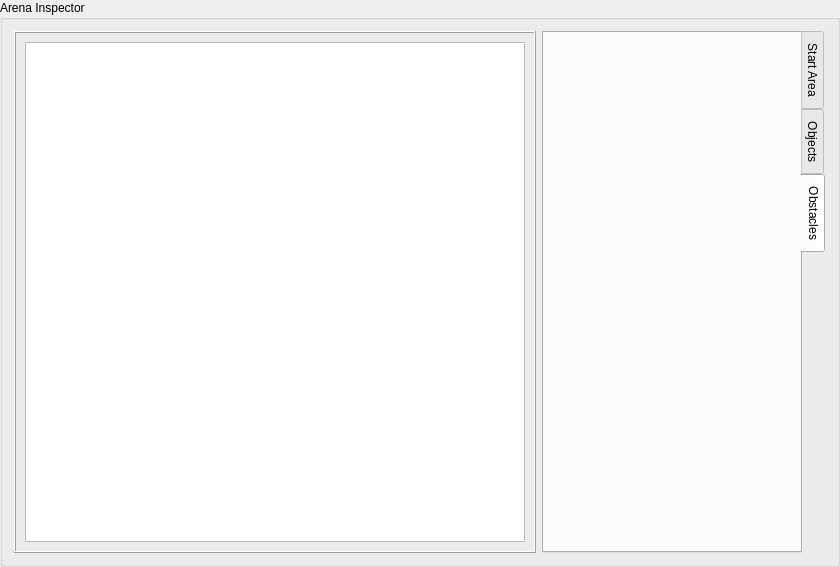
Above: resources/ui/ArenaInspector.ui from nicolasseznec/PROJ-H402_SkillWizard before the change. Below: the same form after it.
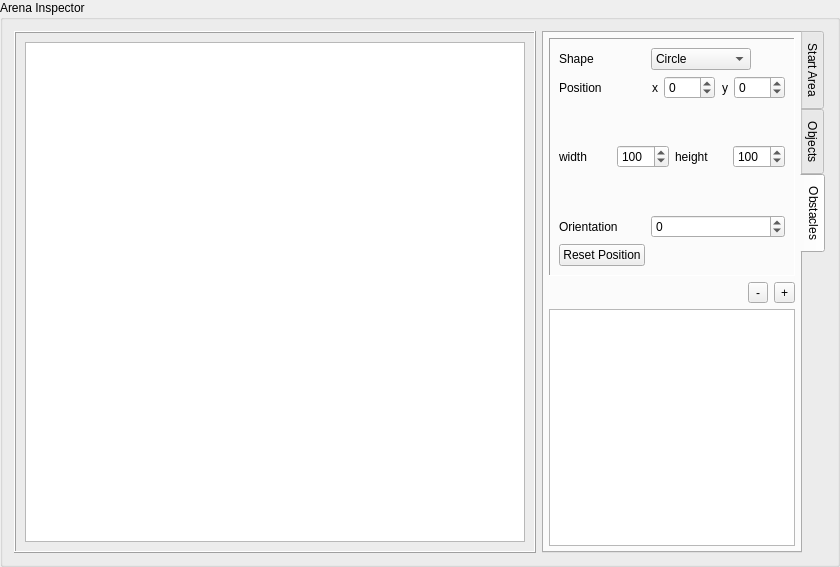
That is the form after the change. The open tabs and pages were chosen to show the change.

Commit message: Added obstacles prototype + lists refactoring

```diff
--- a/resources/ui/ArenaInspector.ui
+++ b/resources/ui/ArenaInspector.ui
@@ -6,7 +6,7 @@
    <rect>
     <x>0</x>
     <y>0</y>
-    <width>803</width>
+    <width>811</width>
     <height>555</height>
    </rect>
   </property>
@@ -666,6 +666,351 @@
       <attribute name="title">
        <string>Obstacles</string>
       </attribute>
+      <layout class="QVBoxLayout" name="verticalLayout_3">
+       <property name="leftMargin">
+        <number>5</number>
+       </property>
+       <property name="topMargin">
+        <number>5</number>
+       </property>
+       <property name="rightMargin">
+        <number>5</number>
+       </property>
+       <property name="bottomMargin">
+        <number>5</number>
+       </property>
+       <item>
+        <widget class="QFrame" name="frame_3">
+         <property name="minimumSize">
+          <size>
+           <width>0</width>
+           <height>200</height>
+          </size>
+         </property>
+         <property name="frameShape">
+          <enum>QFrame::Panel</enum>
+         </property>
+         <property name="frameShadow">
+          <enum>QFrame::Sunken</enum>
+         </property>
+         <layout class="QFormLayout" name="formLayout_4">
+          <item row="0" column="0">
+           <widget class="QLabel" name="label_24">
+            <property name="text">
+             <string>Shape</string>
+            </property>
+           </widget>
+          </item>
+          <item row="0" column="1">
+           <widget class="QComboBox" name="ObstacleShape">
+            <property name="maximumSize">
+             <size>
+              <width>100</width>
+              <height>16777215</height>
+             </size>
+            </property>
+            <item>
+             <property name="text">
+              <string>Circle</string>
+             </property>
+            </item>
+            <item>
+             <property name="text">
+              <string>Rectangle</string>
+             </property>
+            </item>
+           </widget>
+          </item>
+          <item row="2" column="0">
+           <widget class="QLabel" name="label_28">
+            <property name="text">
+             <string>Position</string>
+            </property>
+           </widget>
+          </item>
+          <item row="2" column="1">
+           <widget class="QWidget" name="StartAreaPosVector_4" native="true">
+            <layout class="QHBoxLayout" name="horizontalLayout_14">
+             <property name="leftMargin">
+              <number>0</number>
+             </property>
+             <property name="topMargin">
+              <number>0</number>
+             </property>
+             <property name="rightMargin">
+              <number>0</number>
+             </property>
+             <property name="bottomMargin">
+              <number>0</number>
+             </property>
+             <item>
+              <widget class="QLabel" name="label_29">
+               <property name="sizePolicy">
+                <sizepolicy hsizetype="Preferred" vsizetype="Preferred">
+                 <horstretch>1</horstretch>
+                 <verstretch>0</verstretch>
+                </sizepolicy>
+               </property>
+               <property name="text">
+                <string>x</string>
+               </property>
+               <property name="alignment">
+                <set>Qt::AlignRight|Qt::AlignTrailing|Qt::AlignVCenter</set>
+               </property>
+              </widget>
+             </item>
+             <item>
+              <widget class="QSpinBox" name="ObstacleX">
+               <property name="sizePolicy">
+                <sizepolicy hsizetype="Minimum" vsizetype="Fixed">
+                 <horstretch>2</horstretch>
+                 <verstretch>0</verstretch>
+                </sizepolicy>
+               </property>
+               <property name="minimum">
+                <number>-250</number>
+               </property>
+               <property name="maximum">
+                <number>250</number>
+               </property>
+               <property name="value">
+                <number>0</number>
+               </property>
+              </widget>
+             </item>
+             <item>
+              <widget class="QLabel" name="label_30">
+               <property name="sizePolicy">
+                <sizepolicy hsizetype="Preferred" vsizetype="Preferred">
+                 <horstretch>1</horstretch>
+                 <verstretch>0</verstretch>
+                </sizepolicy>
+               </property>
+               <property name="text">
+                <string>y</string>
+               </property>
+               <property name="alignment">
+                <set>Qt::AlignRight|Qt::AlignTrailing|Qt::AlignVCenter</set>
+               </property>
+              </widget>
+             </item>
+             <item>
+              <widget class="QSpinBox" name="ObstacleY">
+               <property name="sizePolicy">
+                <sizepolicy hsizetype="Minimum" vsizetype="Fixed">
+                 <horstretch>2</horstretch>
+                 <verstretch>0</verstretch>
+                </sizepolicy>
+               </property>
+               <property name="minimum">
+                <number>-250</number>
+               </property>
+               <property name="maximum">
+                <number>250</number>
+               </property>
+              </widget>
+             </item>
+            </layout>
+           </widget>
+          </item>
+          <item row="4" column="0" colspan="2">
+           <widget class="QStackedWidget" name="ObstacleDimensionSettings">
+            <property name="currentIndex">
+             <number>0</number>
+            </property>
+            <widget class="QWidget" name="CirclePage_4">
+             <layout class="QHBoxLayout" name="horizontalLayout_12">
+              <property name="leftMargin">
+               <number>0</number>
+              </property>
+              <property name="topMargin">
+               <number>0</number>
+              </property>
+              <property name="rightMargin">
+               <number>0</number>
+              </property>
+              <property name="bottomMargin">
+               <number>0</number>
+              </property>
+              <item>
+               <widget class="QLabel" name="label_25">
+                <property name="text">
+                 <string>Radius</string>
+                </property>
+               </widget>
+              </item>
+              <item>
+               <widget class="QSpinBox" name="ObstacleRadius">
+                <property name="maximum">
+                 <number>250</number>
+                </property>
+                <property name="value">
+                 <number>50</number>
+                </property>
+               </widget>
+              </item>
+             </layout>
+            </widget>
+            <widget class="QWidget" name="RectanglePage_4">
+             <layout class="QHBoxLayout" name="horizontalLayout_13">
+              <property name="leftMargin">
+               <number>0</number>
+              </property>
+              <property name="topMargin">
+               <number>0</number>
+              </property>
+              <property name="rightMargin">
+               <number>0</number>
+              </property>
+              <property name="bottomMargin">
+               <number>0</number>
+              </property>
+              <item>
+               <widget class="QLabel" name="label_26">
+                <property name="sizePolicy">
+                 <sizepolicy hsizetype="Preferred" vsizetype="Preferred">
+                  <horstretch>1</horstretch>
+                  <verstretch>0</verstretch>
+                 </sizepolicy>
+                </property>
+                <property name="text">
+                 <string>width</string>
+                </property>
+               </widget>
+              </item>
+              <item>
+               <widget class="QSpinBox" name="ObstacleWidth">
+                <property name="sizePolicy">
+                 <sizepolicy hsizetype="Minimum" vsizetype="Fixed">
+                  <horstretch>1</horstretch>
+                  <verstretch>0</verstretch>
+                 </sizepolicy>
+                </property>
+                <property name="maximum">
+                 <number>500</number>
+                </property>
+                <property name="value">
+                 <number>100</number>
+                </property>
+               </widget>
+              </item>
+              <item>
+               <widget class="QLabel" name="label_27">
+                <property name="sizePolicy">
+                 <sizepolicy hsizetype="Preferred" vsizetype="Preferred">
+                  <horstretch>1</horstretch>
+                  <verstretch>0</verstretch>
+                 </sizepolicy>
+                </property>
+                <property name="text">
+                 <string>height</string>
+                </property>
+               </widget>
+              </item>
+              <item>
+               <widget class="QSpinBox" name="ObstacleHeight">
+                <property name="sizePolicy">
+                 <sizepolicy hsizetype="Minimum" vsizetype="Fixed">
+                  <horstretch>1</horstretch>
+                  <verstretch>0</verstretch>
+                 </sizepolicy>
+                </property>
+                <property name="maximum">
+                 <number>500</number>
+                </property>
+                <property name="value">
+                 <number>100</number>
+                </property>
+               </widget>
+              </item>
+             </layout>
+            </widget>
+           </widget>
+          </item>
+          <item row="6" column="0">
+           <widget class="QPushButton" name="ObstacleReset">
+            <property name="text">
+             <string>Reset Position</string>
+            </property>
+           </widget>
+          </item>
+          <item row="5" column="0">
+           <widget class="QLabel" name="label_31">
+            <property name="text">
+             <string>Orientation</string>
+            </property>
+           </widget>
+          </item>
+          <item row="5" column="1">
+           <widget class="QSpinBox" name="ObstacleOrientation">
+            <property name="wrapping">
+             <bool>true</bool>
+            </property>
+            <property name="accelerated">
+             <bool>true</bool>
+            </property>
+            <property name="correctionMode">
+             <enum>QAbstractSpinBox::CorrectToNearestValue</enum>
+            </property>
+            <property name="keyboardTracking">
+             <bool>false</bool>
+            </property>
+            <property name="maximum">
+             <number>360</number>
+            </property>
+           </widget>
+          </item>
+         </layout>
+        </widget>
+       </item>
+       <item alignment="Qt::AlignRight">
+        <widget class="QWidget" name="widget_2" native="true">
+         <layout class="QHBoxLayout" name="horizontalLayout_15">
+          <property name="leftMargin">
+           <number>0</number>
+          </property>
+          <property name="topMargin">
+           <number>0</number>
+          </property>
+          <property name="rightMargin">
+           <number>0</number>
+          </property>
+          <property name="bottomMargin">
+           <number>0</number>
+          </property>
+          <item>
+           <widget class="QToolButton" name="ObstacleRemove">
+            <property name="minimumSize">
+             <size>
+              <width>20</width>
+              <height>20</height>
+             </size>
+            </property>
+            <property name="text">
+             <string>-</string>
+            </property>
+           </widget>
+          </item>
+          <item>
+           <widget class="QToolButton" name="ObstacleAdd">
+            <property name="minimumSize">
+             <size>
+              <width>20</width>
+              <height>20</height>
+             </size>
+            </property>
+            <property name="text">
+             <string>+</string>
+            </property>
+           </widget>
+          </item>
+         </layout>
+        </widget>
+       </item>
+       <item>
+        <widget class="QListWidget" name="ObstacleList"/>
+       </item>
+      </layout>
      </widget>
     </widget>
    </item>
```
Left out of the diff: 19 changed lines with no effect on the pictures. The commit also changes 3 other files.
